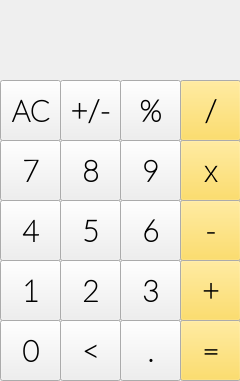
Qt form ui/form.ui (newformat/calculator) before a commit.
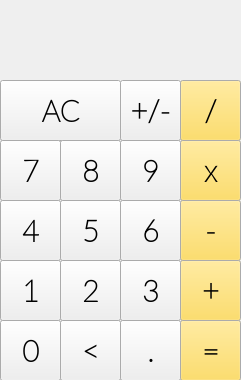
The same form after that commit. Icons and pictures are not drawn.

```diff
--- a/ui/form.ui
+++ b/ui/form.ui
@@ -9,8 +9,8 @@
    <rect>
     <x>0</x>
     <y>0</y>
-    <width>240</width>
-    <height>381</height>
+    <width>241</width>
+    <height>380</height>
    </rect>
   </property>
   <property name="palette">
@@ -39,7 +39,7 @@
     <rect>
      <x>0</x>
      <y>0</y>
-     <width>231</width>
+     <width>232</width>
      <height>81</height>
     </rect>
    </property>
@@ -93,7 +93,7 @@
     <string notr="true"/>
    </property>
    <property name="frameShape">
-    <enum>QFrame::Box</enum>
+    <enum>QFrame::NoFrame</enum>
    </property>
    <property name="frameShadow">
     <enum>QFrame::Plain</enum>
@@ -122,7 +122,7 @@
     <rect>
      <x>0</x>
      <y>80</y>
-     <width>61</width>
+     <width>121</width>
      <height>61</height>
     </rect>
    </property>
@@ -139,25 +139,6 @@
   <widget class="QPushButton" name="pushButton_plus_minus">
    <property name="geometry">
     <rect>
-     <x>60</x>
-     <y>80</y>
-     <width>61</width>
-     <height>61</height>
-    </rect>
-   </property>
-   <property name="font">
-    <font>
-     <family>Lato Hairline</family>
-     <pointsize>22</pointsize>
-    </font>
-   </property>
-   <property name="text">
-    <string>+/-</string>
-   </property>
-  </widget>
-  <widget class="QPushButton" name="pushButton_proc">
-   <property name="geometry">
-    <rect>
      <x>120</x>
      <y>80</y>
      <width>61</width>
@@ -171,7 +152,7 @@
     </font>
    </property>
    <property name="text">
-    <string>%</string>
+    <string>+/-</string>
    </property>
   </widget>
   <widget class="QPushButton" name="pushButton_delit">
```
Left out of the diff: 7 changed lines with no effect on the pictures.
